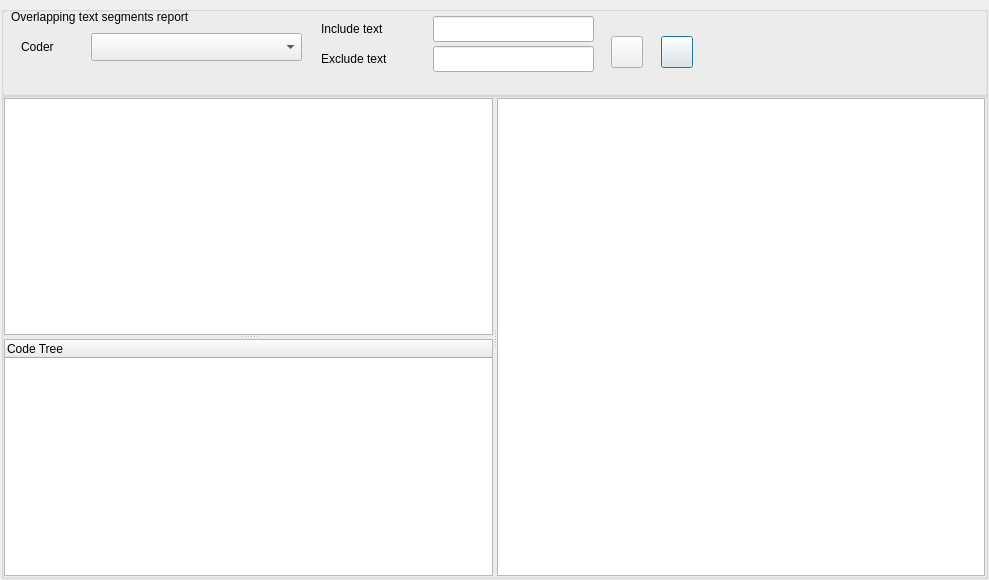
Above: GUI_UIs/ui_report_overlapping_segments.ui from ccbogel/QualCoder before the change. Below: the same form after it.
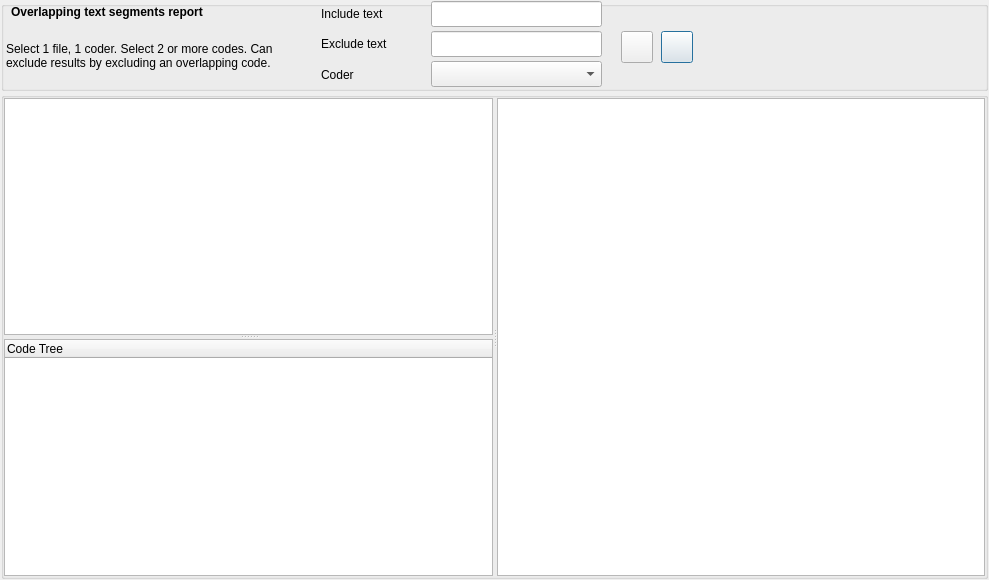
That is the form after the change.

```diff
--- a/GUI_UIs/ui_report_overlapping_segments.ui
+++ b/GUI_UIs/ui_report_overlapping_segments.ui
@@ -49,7 +49,7 @@
      <property name="maximumSize">
       <size>
        <width>16777215</width>
-       <height>80</height>
+       <height>90</height>
       </size>
      </property>
      <property name="title">
@@ -58,10 +58,10 @@
      <widget class="QComboBox" name="comboBox_coders">
       <property name="geometry">
        <rect>
-        <x>90</x>
-        <y>27</y>
-        <width>211</width>
-        <height>28</height>
+        <x>430</x>
+        <y>60</y>
+        <width>171</width>
+        <height>26</height>
        </rect>
       </property>
       <property name="toolTip">
@@ -77,19 +77,25 @@
         <height>24</height>
        </rect>
       </property>
+      <property name="font">
+       <font>
+        <weight>75</weight>
+        <bold>true</bold>
+       </font>
+      </property>
       <property name="toolTip">
        <string>&lt;html&gt;&lt;head/&gt;&lt;body&gt;&lt;p&gt;&lt;br/&gt;&lt;/p&gt;&lt;/body&gt;&lt;/html&gt;</string>
       </property>
       <property name="text">
-       <string>Overlapping text segments report</string>
+       <string>&lt;b&gt;Overlapping text segments report&lt;/b&gt;</string>
       </property>
      </widget>
      <widget class="QLabel" name="label_coder">
       <property name="geometry">
        <rect>
-        <x>20</x>
-        <y>27</y>
-        <width>71</width>
+        <x>320</x>
+        <y>60</y>
+        <width>111</width>
         <height>28</height>
        </rect>
       </property>
@@ -119,7 +125,7 @@
      <widget class="QPushButton" name="pushButton_run">
       <property name="geometry">
        <rect>
-        <x>610</x>
+        <x>620</x>
         <y>30</y>
         <width>32</width>
         <height>32</height>
@@ -136,7 +142,7 @@
       <property name="geometry">
        <rect>
         <x>320</x>
-        <y>10</y>
+        <y>0</y>
         <width>111</width>
         <height>26</height>
        </rect>
@@ -149,7 +155,7 @@
       <property name="geometry">
        <rect>
         <x>320</x>
-        <y>40</y>
+        <y>30</y>
         <width>111</width>
         <height>26</height>
        </rect>
@@ -161,9 +167,9 @@
      <widget class="QLineEdit" name="lineEdit_include">
       <property name="geometry">
        <rect>
-        <x>432</x>
-        <y>10</y>
-        <width>161</width>
+        <x>430</x>
+        <y>0</y>
+        <width>171</width>
         <height>26</height>
        </rect>
       </property>
@@ -171,13 +177,29 @@
      <widget class="QLineEdit" name="lineEdit_exclude">
       <property name="geometry">
        <rect>
-        <x>432</x>
-        <y>40</y>
-        <width>161</width>
+        <x>430</x>
+        <y>30</y>
+        <width>171</width>
         <height>26</height>
        </rect>
       </property>
      </widget>
+     <widget class="QLabel" name="label_instructions">
+      <property name="geometry">
+       <rect>
+        <x>5</x>
+        <y>25</y>
+        <width>300</width>
+        <height>60</height>
+       </rect>
+      </property>
+      <property name="text">
+       <string>Select 1 file, 1 coder. Select 2 or more codes. Can exclude results by excluding an overlapping code.</string>
+      </property>
+      <property name="wordWrap">
+       <bool>true</bool>
+      </property>
+     </widget>
     </widget>
    </item>
    <item>
```
